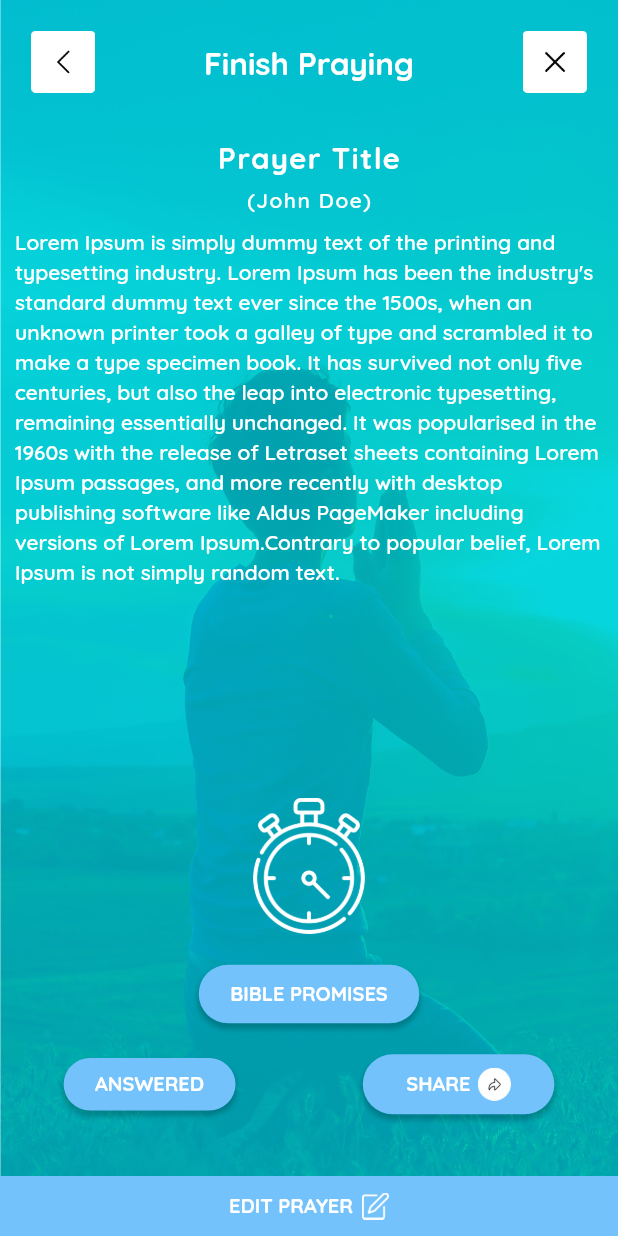
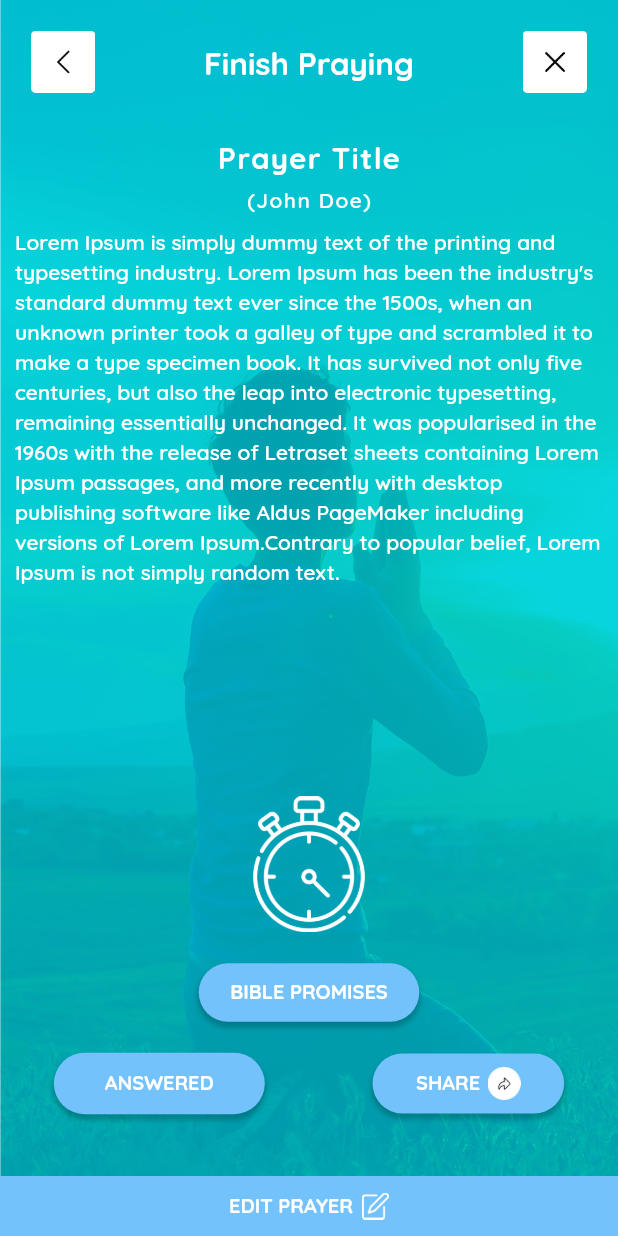
Before and after one commit to TorchPoint/PrayerApp, a Flutter app: the FinishPraying screen opened directly, on a phone screen of 412 x 824 dp. Run offline on Flutter 3.47's test engine with Material 2 defaults, Android fonts, the phone set to English and light mode, and no system bars; our stand-ins replace bubble_tab_indicator, device_preview, flutter_signin_button, smooth_page_indicator.

```diff
--- a/lib/main.dart
+++ b/lib/main.dart
@@ -28,7 +28,7 @@ class MyApp extends StatelessWidget {
       theme: ThemeData(
         fontFamily: 'Quicksand',
       ),
-      home: SplashScreen(),
+      home: FinishPraying(),
     );
   }
 }
--- a/lib/prayer_praise_info/screens/finish_praying.dart
+++ b/lib/prayer_praise_info/screens/finish_praying.dart
@@ -148,14 +148,14 @@ class _FinishPrayingState extends State<FinishPraying> {
     );
   }
 
-  //Answered Promises Widget
+  //Answered Widget
   Widget _answeredPromisesWidget()
   {
     return CustomGestureDetectorContainer(
       buttonColor: AppColors.BUTTON_COLOR,
       title: AppStrings.ANSWERED_TEXT,
-      containerVertical: 9.0,
-      containerHorizontal: 21.0,
+      containerVertical: answerTick == true ? 9.0 : 12.0,
+      containerHorizontal: answerTick == true ? 21.0 : 34.0,
       borderRadius: 22.0,
       textSize: 0.95,
       suffixImagePath: answerTick == true ? AssetPaths.ANSWERED_ICON : null,
@@ -168,7 +168,7 @@ class _FinishPrayingState extends State<FinishPraying> {
     );
   }
 
-  //Share Promises Widget
+  //Share Widget
   Widget _sharePromisesWidget()
   {
     return CustomGestureDetectorContainer(
```
